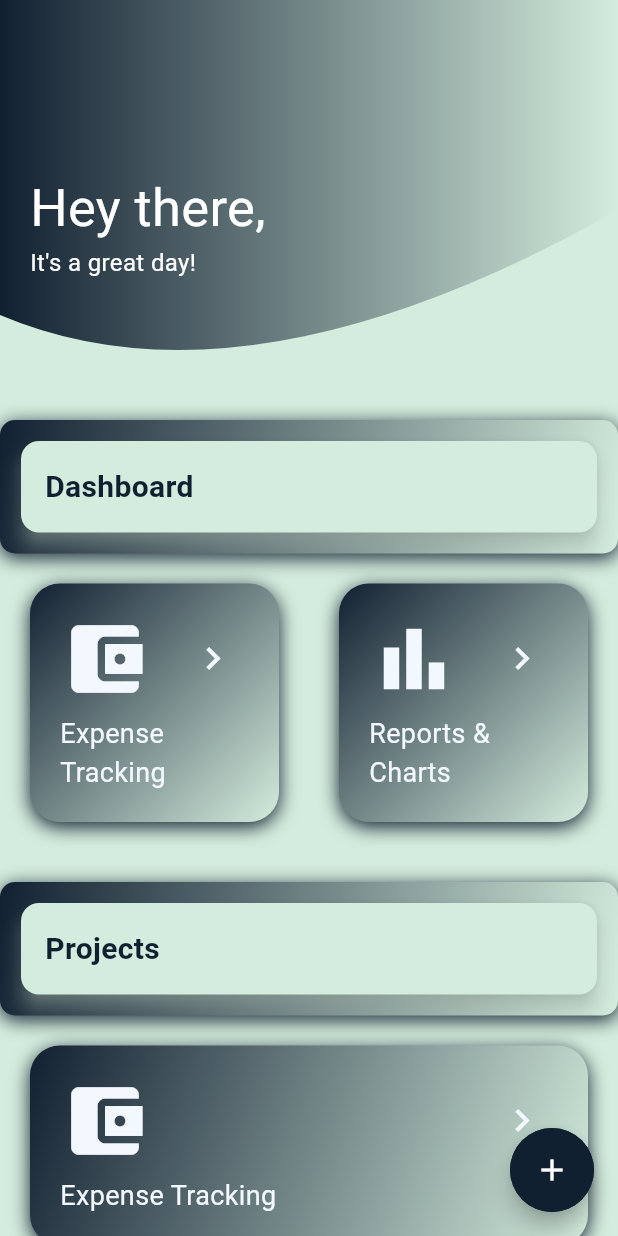
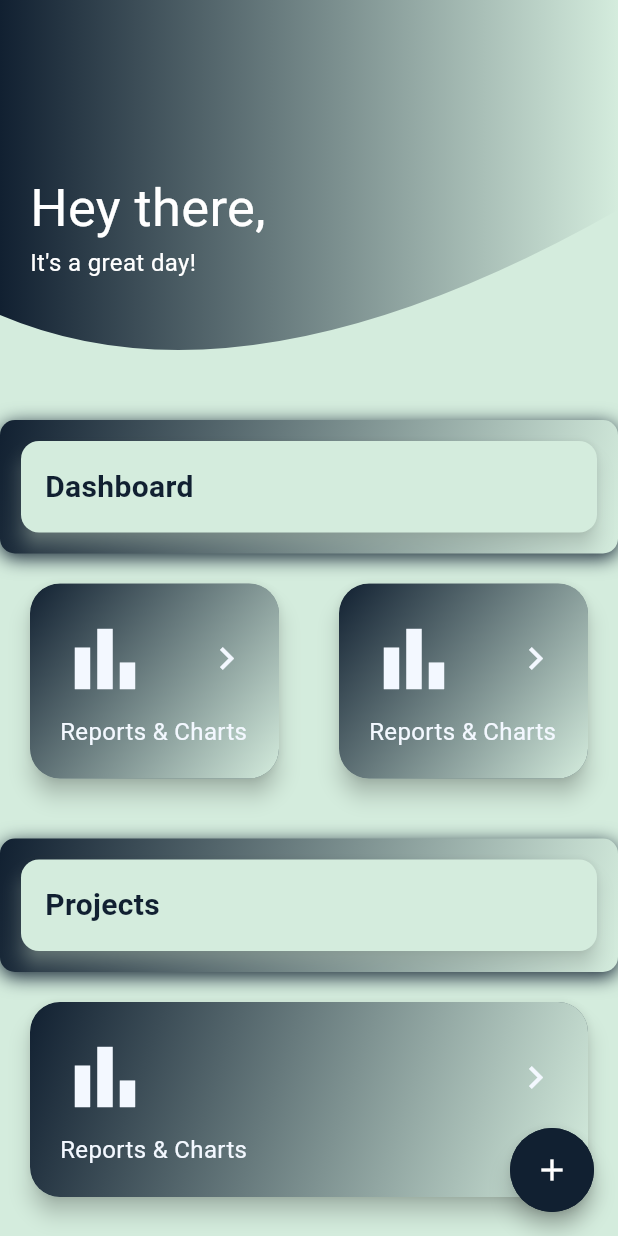
Before and after one commit to gaddie/project_manager, a Flutter app: the screen it shows after launch, on a phone screen of 412 x 824 dp. Run offline on Flutter 3.47's test engine with Material 3 defaults, Android fonts, the phone set to English and light mode, and no system bars.

Commit message:
animating the reusable cards

```diff
--- a/lib/Constants.dart
+++ b/lib/Constants.dart
@@ -2,6 +2,6 @@ import 'package:flutter/material.dart';
 
 const kDarkColor = Color(0xFF112031);
 const kLightColor = Color(0xFFD4ECDD);
-const double kNormalFontSize = 18.0;
+const double kNormalFontSize = 16.0;
 const double kTitleFontSize = 23.0;
 const kCardColor = Color(0xFFF3F8FF);
--- a/lib/CreateProject.dart
+++ b/lib/CreateProject.dart
@@ -54,7 +54,8 @@ class _CreateProjectState extends State<CreateProject> {
                   padding: EdgeInsets.symmetric(vertical: 17),
                   child: Text(
                     'Create Project',
-                    style: TextStyle(color: kDarkColor),
+                    style:
+                        TextStyle(color: kDarkColor, fontSize: kNormalFontSize),
                   ),
                 ),
               ),
--- a/lib/HomePage.dart
+++ b/lib/HomePage.dart
@@ -34,18 +34,24 @@ class _HomepageState extends State<Homepage> {
                   children: [
                     Expanded(
                       child: ReusableCard(
-                        icon: Icons.account_balance_wallet,
-                        label: 'Expense Tracking',
-                        colour: kCardColor,
-                        iconColour: kDarkColor,
+                        label: 'Reports & Charts',
+                        icon: Icons.bar_chart,
+                        colour: kDarkColor,
+                        iconColour: kCardColor,
+                        onButtonPressed: () {
+                          return CreateProject(); // Replace with the actual page/widget you want to show
+                        },
                       ),
                     ),
                     Expanded(
                       child: ReusableCard(
+                        label: 'Reports & Charts',
                         icon: Icons.bar_chart,
-                        label: 'Reports & Charts',
                         colour: kDarkColor,
                         iconColour: kCardColor,
+                        onButtonPressed: () {
+                          return CreateProject(); // Replace with the actual page/widget you want to show
+                        },
                       ),
                     ),
                   ],
@@ -55,22 +61,13 @@ class _HomepageState extends State<Homepage> {
                 ),
                 TitleBanner(title: 'Projects'),
                 ReusableCard(
-                  icon: Icons.account_balance_wallet,
-                  label: 'Expense Tracking',
-                  colour: kCardColor,
-                  iconColour: kDarkColor,
-                ),
-                ReusableCard(
-                  icon: Icons.account_balance_wallet,
-                  label: 'Expense Tracking',
-                  colour: kCardColor,
-                  iconColour: kDarkColor,
-                ),
-                ReusableCard(
-                  icon: Icons.account_balance_wallet,
-                  label: 'Expense Tracking',
-                  colour: kCardColor,
-                  iconColour: kDarkColor,
+                  label: 'Reports & Charts',
+                  icon: Icons.bar_chart,
+                  colour: kDarkColor,
+                  iconColour: kCardColor,
+                  onButtonPressed: () {
+                    return CreateProject(); // Replace with the actual page/widget you want to show
+                  },
                 ),
               ],
             ),
@@ -81,7 +78,6 @@ class _HomepageState extends State<Homepage> {
         closedColor: kDarkColor,
         transitionType: ContainerTransitionType.fade,
         openBuilder: (BuildContext context, VoidCallback _) {
-          // This is the page that will be shown when FAB is clicked
           return CreateProject(); // Replace with the actual page you want to show
         },
         closedElevation: 6.0,
--- a/lib/ReusableCard.dart
+++ b/lib/ReusableCard.dart
@@ -1,24 +1,45 @@
 import 'package:flutter/material.dart';
 import 'package:project_manager/Constants.dart';
+import 'package:animations/animations.dart';
 
 class ReusableCard extends StatelessWidget {
-  ReusableCard(
-      {required this.label,
+  ReusableCard({
+    required this.label,
     required this.icon,
     required this.colour,
-      required this.iconColour});
+    required this.iconColour,
+    required this.onButtonPressed,
+  });
 
-  var colour;
-  var iconColour;
-  var icon;
-  String label;
+  final Color colour;
+  final Color iconColour;
+  final IconData icon;
+  final String label;
+  final Widget Function() onButtonPressed;
 
   @override
   Widget build(BuildContext context) {
-    return Column(children: [
-      Padding(
+    return Padding(
       padding: EdgeInsets.all(20),
-        child: Container(
+      child: OpenContainer(
+        closedColor: kLightColor,
+        transitionType: ContainerTransitionType.fade,
+        openBuilder: (BuildContext context, VoidCallback _) {
+          return onButtonPressed() ??
+              Container(); // Return the result of onButtonPressed, or an empty container if null
+        },
+        closedElevation: 6.0,
+        closedShape: const RoundedRectangleBorder(
+          borderRadius: BorderRadius.all(
+            Radius.circular(20),
+          ), // Adjust the radius as needed
+        ),
+        closedBuilder: (BuildContext context, VoidCallback openContainer) {
+          return InkWell(
+            onTap: openContainer,
+            child: Column(
+              children: [
+                Container(
                   decoration: BoxDecoration(
                     gradient: LinearGradient(
                       colors: [
@@ -32,9 +53,9 @@ class ReusableCard extends StatelessWidget {
                     borderRadius: BorderRadius.circular(20),
                     boxShadow: [
                       BoxShadow(
-                color: kDarkColor, // Shadow color
-                blurRadius: 10.0, // Spread of the shadow
-                offset: Offset(0, 3), // Offset of the shadow
+                        color: kDarkColor,
+                        blurRadius: 10.0,
+                        offset: Offset(0, 1),
                       ),
                     ],
                   ),
@@ -51,15 +72,10 @@ class ReusableCard extends StatelessWidget {
                               size: 60,
                               color: kCardColor,
                             ),
-                      IconButton(
-                        icon: Icon(
+                            Icon(
                               Icons.navigate_next,
                               size: 30,
                               color: kCardColor,
-                        ), // Replace with your desired expense tracking icon
-                        onPressed: () {
-                          print('hello');
-                        },
                             ),
                           ],
                         ),
@@ -74,9 +90,14 @@ class ReusableCard extends StatelessWidget {
                           ),
                         )
                       ],
-              )),
                     ),
                   ),
-    ]);
+                ),
+              ],
+            ),
+          );
+        },
+      ),
+    );
   }
 }
```
Lines whose indentation alone changed are shown as unchanged.
